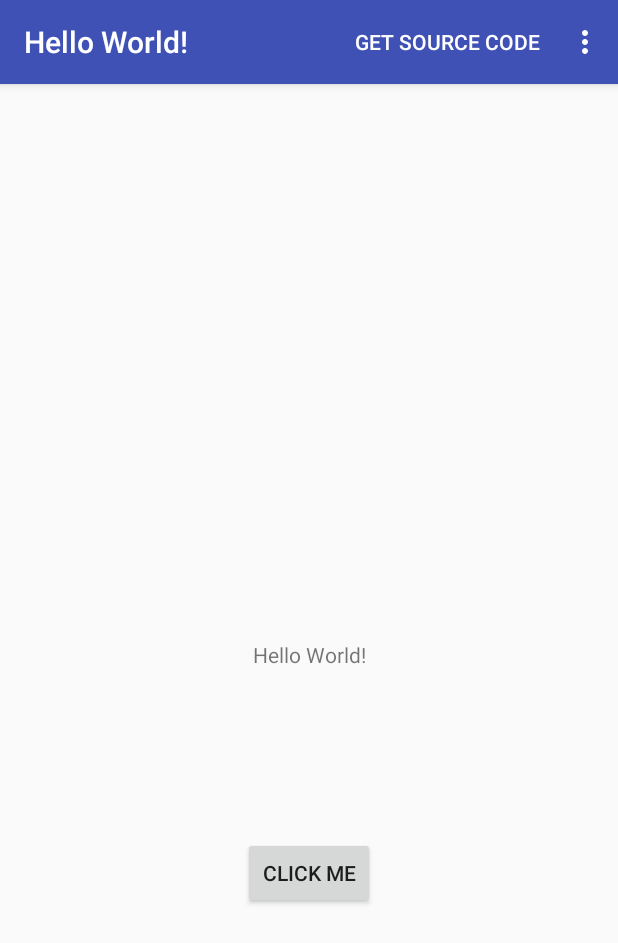
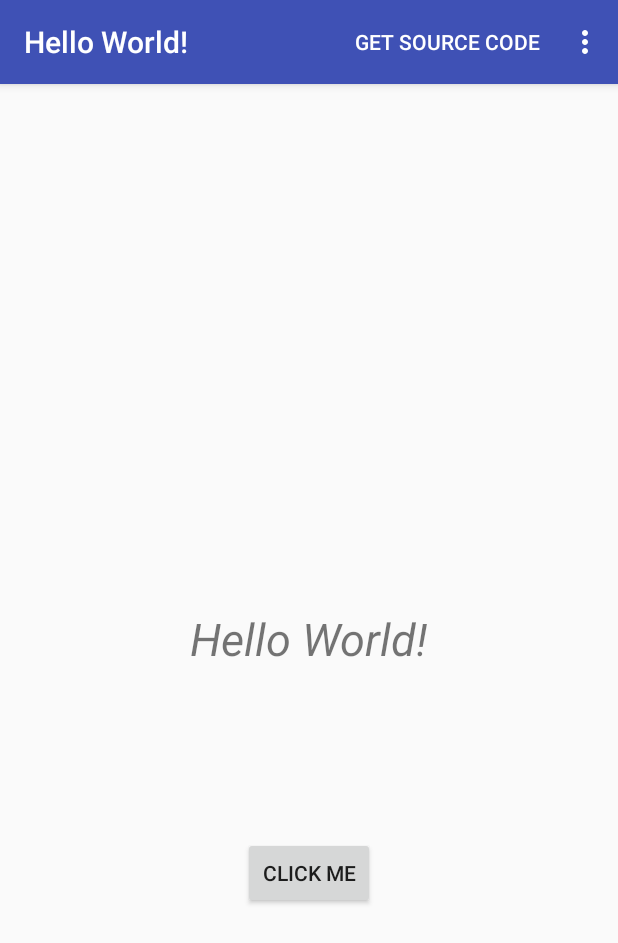
Before and after one commit to moonspeaking/HelloWorld, an Android app: the screen it shows after launch (MainActivity), after a tap on "CLICK ME", on a phone screen of 412 x 824 dp. Shown: the top 943 px of the screen. Run offline under Robolectric (Android 15) with nearby library versions, the phone set to English and light mode, and no system bars.

Commit message:
edited text size in textView

```diff
--- a/app/build.gradle
+++ b/app/build.gradle
@@ -7,8 +7,8 @@ android {
         applicationId "com.abdallah_abdelazim.helloworld"
         minSdkVersion 16
         targetSdkVersion 25
-        versionCode 1
-        versionName "1.0"
+        versionCode 2
+        versionName "1.1"
         testInstrumentationRunner "android.support.test.runner.AndroidJUnitRunner"
     }
     buildTypes {
--- a/app/src/main/res/layout/content_main.xml
+++ b/app/src/main/res/layout/content_main.xml
@@ -12,13 +12,15 @@
         android:id="@+id/textView"
         android:layout_width="wrap_content"
         android:layout_height="wrap_content"
+        android:layout_marginBottom="112dp"
         android:layout_marginLeft="8dp"
         android:layout_marginRight="8dp"
+        android:textSize="30sp"
+        android:textStyle="italic"
+        app:layout_constraintBottom_toTopOf="@+id/button"
+        app:layout_constraintHorizontal_bias="0.507"
         app:layout_constraintLeft_toLeftOf="@+id/button"
-        app:layout_constraintRight_toRightOf="@+id/button"
-        android:layout_marginBottom="112dp"
-        app:layout_constraintBottom_toTopOf="@+id/button"
-        app:layout_constraintHorizontal_bias="0.507" />
+        app:layout_constraintRight_toRightOf="@+id/button" />
 
     <Button
         android:id="@+id/button"
```
Also changed, not shown: 1 other file.
